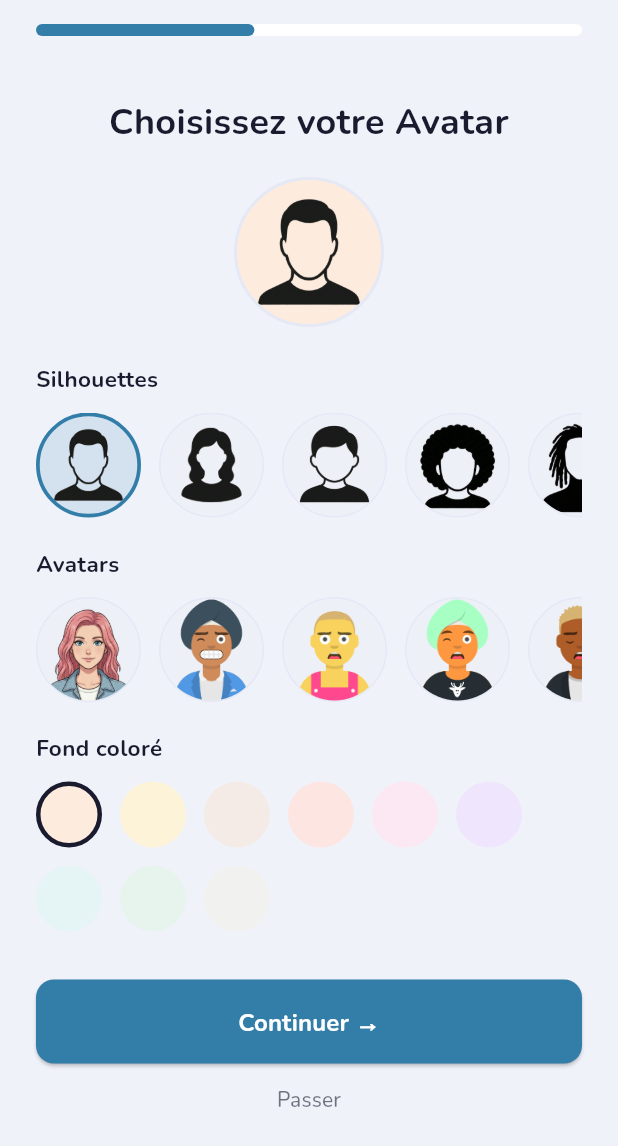
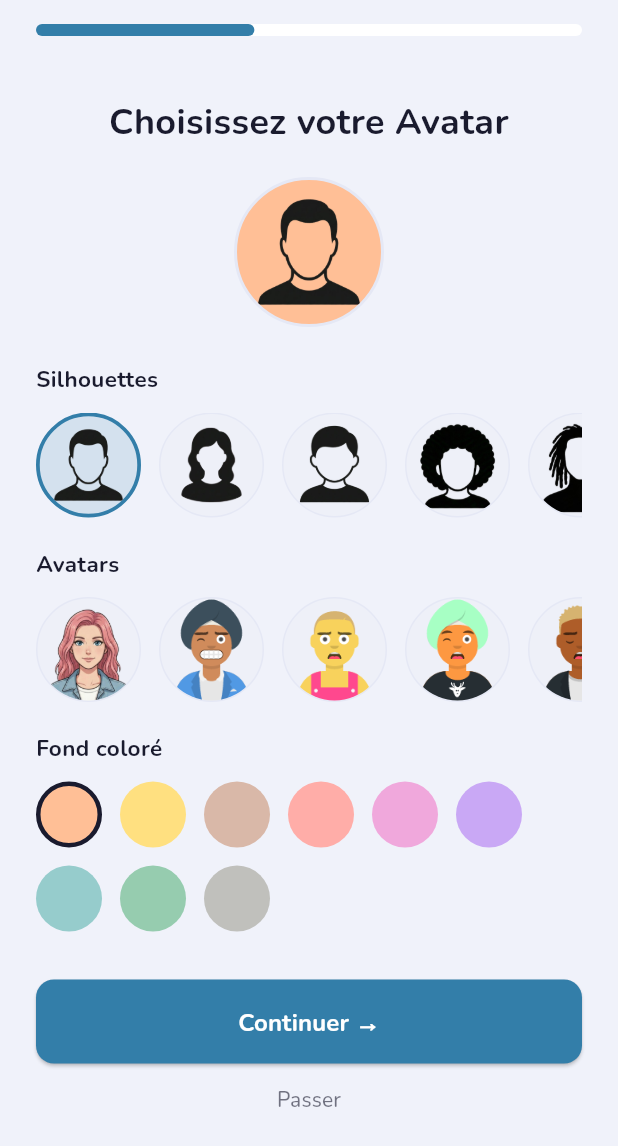
Before and after one commit to fnnktkygl-code/kindy, a Flutter app: the OnboardingShell screen opened directly, swiped to page 2, on a phone screen of 412 x 824 dp. Shown: the top 1146 px of the screen. Run offline on Flutter 3.47's test engine with Material 3 defaults, Android fonts, the phone set to English and light mode, and no system bars; our stand-ins replace app_links, firebase_core, firebase_messaging, flutter_secure_storage, geolocator, google_fonts and 5 more; accounts and stored records are empty; network calls fail.

Commit message:
fix: more saturated avatar bg colors in light mode for better contrast

```diff
--- a/lib/core/config/constants.dart
+++ b/lib/core/config/constants.dart
@@ -54,15 +54,15 @@ class AppColors {
 
   // Notion warm colors for avatar backgrounds (light mode)
   static const List<Color> notionWarmColors = [
-    Color(0xFFFDEBDE), // Orange background
-    Color(0xFFFDF3D8), // Yellow background
-    Color(0xFFF4EBE6), // Brown background
-    Color(0xFFFDE5E2), // Red background
-    Color(0xFFFCE8F3), // Pink background
-    Color(0xFFEFE5FD), // Purple background
-    Color(0xFFE5F4F4), // Blue background
-    Color(0xFFE7F3ED), // Green background
-    Color(0xFFF1F1EF), // Gray background
+    Color(0xFFFFBF96), // Orange
+    Color(0xFFFFE080), // Yellow
+    Color(0xFFD9B8A8), // Brown
+    Color(0xFFFFADA8), // Red
+    Color(0xFFF0A8DC), // Pink
+    Color(0xFFC9A8F5), // Purple
+    Color(0xFF96CCCC), // Blue
+    Color(0xFF96CCAF), // Green
+    Color(0xFFC0C0BC), // Gray
   ];
 
   // Richer, deeper avatar background colors for dark/OLED themes
```
